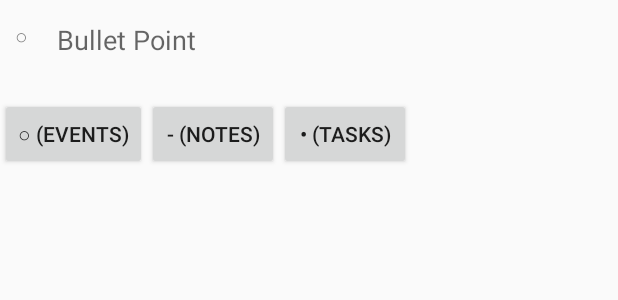
After one commit to Accias/RIJI, an Android app: the layout delete_box.xml on its own in the app's theme, with its tools: preview values and no code run, on a phone screen of 412 x 824 dp. The commit adds this screen. Shown: the top 300 px of the screen. Run offline under Robolectric (Android 15) with nearby library versions, the phone set to English and light mode, and no system bars; Roboto replaces fonts that are not available here.

Commit message:
not much

```diff
--- a/app/src/main/java/com/example/riji/Database.java
+++ b/app/src/main/java/com/example/riji/Database.java
@@ -96,9 +96,10 @@ public abstract class Database extends RoomDatabase {
                genYear(params[0],year);
             }
 
-            long id = mDayDao.getDayId(year, month, day);
+            Day day1 = mDayDao.findSpecificDayNoLive(year, month, day);
+            long id=day1.id;
             //insert test bulletpoints
-            BulletPoint bp = new BulletPoint(0, "Hello", id);
+          BulletPoint bp = new BulletPoint(0, "Hello", id);
             mBPDao.insertBulletPoint(bp);
             bp = new BulletPoint(0, "World", id);
             mBPDao.insertBulletPoint(bp);
--- a/app/src/main/java/com/example/riji/MainActivity.java
+++ b/app/src/main/java/com/example/riji/MainActivity.java
@@ -158,7 +158,11 @@ public class MainActivity extends AppCompatActivity implements AfterDBOperationL
                 dialog.show();
             }
         });
+
+
     }
+
+
 
     //when the user chooses the event button
     public void sendEvent(View view) {
@@ -256,15 +260,4 @@ public class MainActivity extends AppCompatActivity implements AfterDBOperationL
 
     }
 }
-
-
 // ----------------------------------------------------------
-
-
-    /*public void sendMessage(View view) {
-            Intent intent = new Intent(this, DisplayMessageActivity.class);
-            EditText editText = (EditText) findViewById(R.id.editText);
-            String message = editText.getText().toString();
-            intent.putExtra(EXTRA_MESSAGE, message);
-            startActivity(intent);
-    }*/
--- a/app/src/main/java/com/example/riji/TableofYear.java
+++ b/app/src/main/java/com/example/riji/TableofYear.java
@@ -60,9 +60,7 @@ public class TableofYear extends AppCompatActivity {
 
     public void generateNewYear(View v)
     {
-
         Button newButton = new Button(this);
-        //newButton.setTypeface(Typeface.createFromAsset(getAssets(), "dosis"));
 
         Typeface dosis = Typeface.createFromAsset(getAssets(), "dosis");
         newButton.setTypeface(dosis);
@@ -79,4 +77,6 @@ public class TableofYear extends AppCompatActivity {
         ll.addView(newImage, lp);
 
     }
+
+
 }
--- a/app/src/main/java/com/example/riji/WordListAdapter.java
+++ b/app/src/main/java/com/example/riji/WordListAdapter.java
@@ -48,7 +48,7 @@ public class WordListAdapter extends RecyclerView.Adapter<WordListAdapter.WordVi
         return mBulletPoints.size();
     }
 
-    class WordViewHolder extends RecyclerView.ViewHolder{
+    class WordViewHolder extends RecyclerView.ViewHolder implements View.OnLongClickListener{
         public final TextView wordItemView;
         final WordListAdapter mAdapter;
 
@@ -56,21 +56,39 @@ public class WordListAdapter extends RecyclerView.Adapter<WordListAdapter.WordVi
             super(itemView);
             wordItemView = itemView.findViewById(R.id.word);
             this.mAdapter = adapter;
-           // itemView.setOnClickListener(this);
+
+           /* wordItemView.setOnLongClickListener(new View.OnLongClickListener(){
+                    @Override
+                    public boolean onLongClick(View v)
+                    {
+
+                        int mPosition = getLayoutPosition();
+
+                        String element = mBulletPoints.get(mPosition).getNote();
+
+                        mBulletPoints.set(mPosition, "Clicked! " + element);
+
+                        mAdapter.notifyDataSetChanged();
+                    }
+            });*/
+
         }
 
-       /* @Override
-        public void onClick(View v) {
-         implements View.OnClickListener
-            // Get the position of the item that was clicked.
+        @Override
+        public boolean onLongClick(View v) {
+
+
             int mPosition = getLayoutPosition();
-            // Use that to access the affected item in mBulletPoints.
-            String element = mBulletPoints.get(mPosition).getNote();
-            // Change the word in the mBulletPoints.
-            mBulletPoints.set(mPosition, "Clicked! " + element);
-            // Notify the adapter, that the data has changed so it can
-            // update the RecyclerView to display the data.
+
+            BulletPoint element = mBulletPoints.get(mPosition);
+
+
+            //mBulletPoints.set(mPosition,element);
+
+
             mAdapter.notifyDataSetChanged();
-        }*/
+
+            return false;
+        }
     }
 }
--- /dev/null
+++ b/app/src/main/res/layout/delete_box.xml
@@ -0,0 +1,62 @@
+<LinearLayout xmlns:android="http://schemas.android.com/apk/res/android"
+    android:orientation="vertical"
+    android:layout_width="wrap_content"
+    android:layout_height="wrap_content">
+
+
+    <LinearLayout
+        android:layout_width="match_parent"
+        android:layout_height="wrap_content"
+        android:orientation="horizontal">
+        <TextView
+            android:id="@+id/symbol"
+            android:layout_width="30dp"
+            android:layout_height="30dp"
+            android:layout_centerVertical="true"
+            android:text="@string/event"
+            android:paddingLeft="10dp"/>
+
+        <EditText
+            android:id="@+id/bullet"
+            android:layout_width="match_parent"
+            android:layout_height="wrap_content"
+            android:layout_marginLeft="4dp"
+            android:layout_marginTop="4dp"
+            android:layout_marginRight="4dp"
+            android:layout_marginBottom="16dp"
+            android:fontFamily="sans-serif"
+            android:hint="Bullet Point"
+            android:inputType="textAutoCorrect"
+            android:textColor="@android:color/background_dark" />
+    </LinearLayout>
+
+
+    <LinearLayout
+        android:layout_width="match_parent"
+        android:layout_height="wrap_content"
+        android:orientation="horizontal">
+
+        <Button
+            android:id="@+id/events"
+            android:layout_width="wrap_content"
+            android:layout_height="match_parent"
+            android:onClick="sendEvent"
+            android:text="@string/circle_events"/>
+
+        <Button
+            android:id="@+id/notes"
+            android:layout_width="wrap_content"
+            android:layout_height="match_parent"
+            android:onClick="sendNote"
+            android:text="@string/line_notes"/>
+
+        <Button
+            android:id="@+id/tasks"
+            android:layout_width="wrap_content"
+            android:layout_height="match_parent"
+            android:onClick="sendTask"
+            android:text="@string/squiggle_tasks"/>
+    </LinearLayout>
+
+
+</LinearLayout>
```
